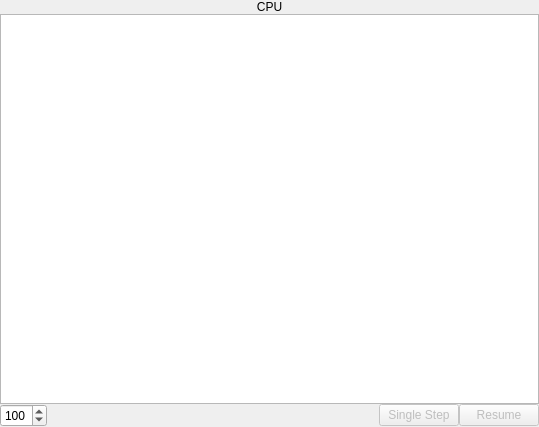
Old version of the form cpupane.ui in the repository StanWarford/pep8cpu.
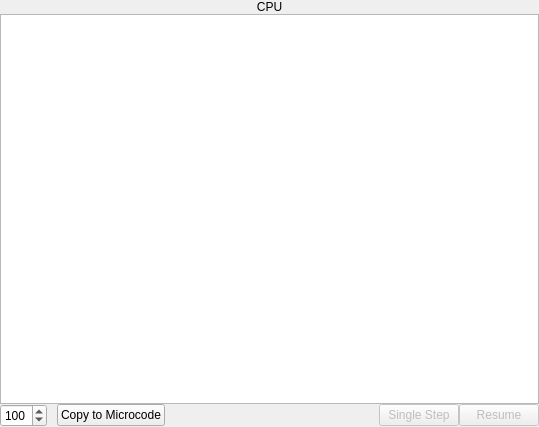
New version of the form.

Commit message: When we stop debugging, it now removes the highlight from the object/source code panes.

```diff
--- a/cpupane.ui
+++ b/cpupane.ui
@@ -143,6 +143,13 @@
        </property>
       </widget>
      </item>
+     <item>
+      <widget class="QPushButton" name="copyToMicrocodePushButton">
+       <property name="text">
+        <string>Copy to Microcode</string>
+       </property>
+      </widget>
+     </item>
      <item>
       <spacer name="horizontalSpacer">
        <property name="orientation">
```
Left out of the diff: 3 changed lines with no effect on the pictures. The commit also changes 1 other file.
